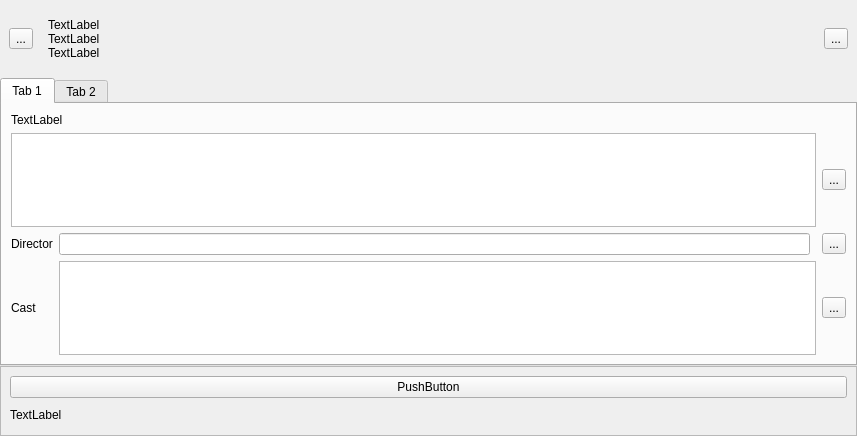
app211/jaqet, file src/panelview.ui: the form before one commit.
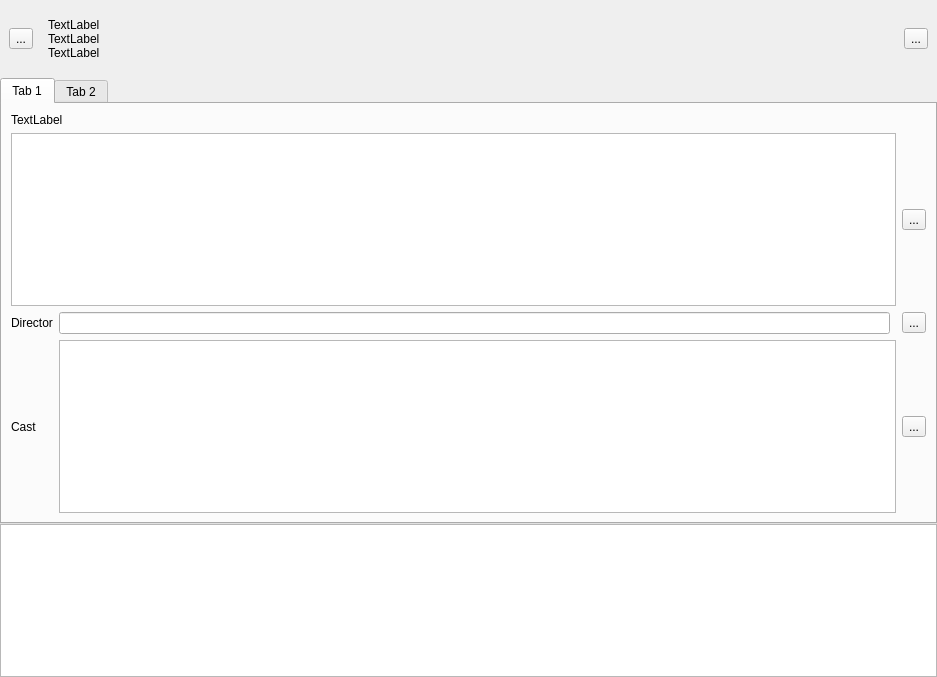
The form after the commit. The open tabs and pages were chosen to show the change.

Diff of the .ui file:
```diff
--- a/src/panelview.ui
+++ b/src/panelview.ui
@@ -6,8 +6,8 @@
    <rect>
     <x>0</x>
     <y>0</y>
-    <width>857</width>
-    <height>436</height>
+    <width>937</width>
+    <height>677</height>
    </rect>
   </property>
   <layout class="QHBoxLayout" name="horizontalLayout_3">
@@ -194,37 +194,8 @@
         </widget>
        </item>
        <item>
-        <widget class="QScrollArea" name="scrollArea_2">
-         <property name="widgetResizable">
-          <bool>true</bool>
-         </property>
-         <widget class="QWidget" name="scrollAreaWidgetContents_2">
-          <property name="geometry">
-           <rect>
-            <x>0</x>
-            <y>0</y>
-            <width>855</width>
-            <height>76</height>
-           </rect>
-          </property>
-          <layout class="QVBoxLayout" name="verticalLayout_9">
-           <item>
-            <widget class="QPushButton" name="pushButton">
-             <property name="text">
-              <string>PushButton</string>
-             </property>
-            </widget>
-           </item>
-           <item>
-            <widget class="QLabel" name="labelPoster">
-             <property name="text">
-              <string>TextLabel</string>
-             </property>
-            </widget>
-           </item>
-          </layout>
-         </widget>
-        </widget>
+        <widget class="QGraphicsView" name="graphicsView">
+       </widget>
        </item>
       </layout>
      </widget>
```
Left out of the diff: 22 changed lines with no effect on the pictures.
